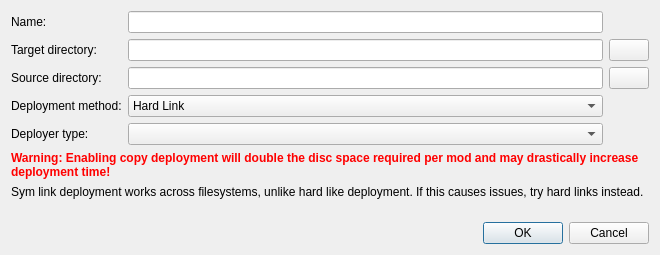
This is src/ui/adddeployerdialog.ui in limo-app/limo as Qt 5 draws it before an edit. The edited form follows.
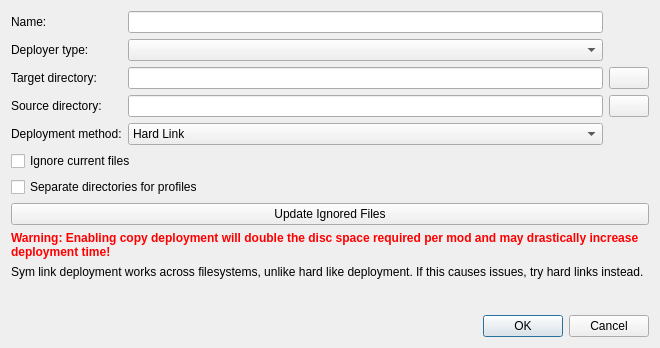
This is the edited form. Icons and pictures are not drawn. Custom widgets are drawn as their Qt base class.

Commit message: add reverse deployer

What changed in the file:
```diff
--- a/src/ui/adddeployerdialog.ui
+++ b/src/ui/adddeployerdialog.ui
@@ -7,45 +7,28 @@
     <x>0</x>
     <y>0</y>
     <width>660</width>
-    <height>255</height>
+    <height>348</height>
    </rect>
   </property>
   <property name="windowTitle">
    <string>New Deployer</string>
   </property>
-  <layout class="QGridLayout" name="gridLayout_2">
-   <item row="1" column="0" colspan="3">
-    <widget class="QLabel" name="warning_label">
-     <property name="text">
-      <string>&lt;!DOCTYPE HTML PUBLIC &quot;-//W3C//DTD HTML 4.0//EN&quot; &quot;http://www.w3.org/TR/REC-html40/strict.dtd&quot;&gt;
-&lt;html&gt;&lt;head&gt;&lt;meta name=&quot;qrichtext&quot; content=&quot;1&quot; /&gt;&lt;meta charset=&quot;utf-8&quot; /&gt;&lt;style type=&quot;text/css&quot;&gt;
-p, li { white-space: pre-wrap; }
-hr { height: 1px; border-width: 0; }
-li.unchecked::marker { content: &quot;\2610&quot;; }
-li.checked::marker { content: &quot;\2612&quot;; }
-&lt;/style&gt;&lt;/head&gt;&lt;body style=&quot; font-family:'Sans Serif'; font-size:9pt; font-weight:400; font-style:normal;&quot;&gt;
-&lt;p style=&quot; margin-top:0px; margin-bottom:0px; margin-left:0px; margin-right:0px; -qt-block-indent:0; text-indent:0px;&quot;&gt;&lt;span style=&quot; font-weight:700; color:#ff0000;&quot;&gt;Warning: Enabling copy deployment will double the disc space required per mod and may drastically increase deployment time!&lt;/span&gt;&lt;/p&gt;&lt;/body&gt;&lt;/html&gt;</string>
-     </property>
-     <property name="wordWrap">
-      <bool>true</bool>
-     </property>
-     <property name="textInteractionFlags">
-      <set>Qt::LinksAccessibleByMouse</set>
-     </property>
-    </widget>
-   </item>
-   <item row="0" column="0" colspan="3">
+  <layout class="QVBoxLayout" name="verticalLayout">
+   <item>
     <layout class="QGridLayout" name="gridLayout">
+     <item row="3" column="2">
+      <widget class="ValidatingLineEdit" name="source_path_field"/>
+     </item>
      <item row="3" column="0">
-      <widget class="QLabel" name="method_label">
-       <property name="toolTip">
-        <string>Determines how files will be deployed.</string>
-       </property>
+      <widget class="QLabel" name="source_dir_label">
        <property name="text">
-        <string>Deployment method:</string>
+        <string>Source directory:</string>
        </property>
       </widget>
      </item>
+     <item row="2" column="2">
+      <widget class="ValidatingLineEdit" name="path_field"/>
+     </item>
      <item row="0" column="0">
       <widget class="QLabel" name="label">
        <property name="toolTip">
@@ -56,7 +39,7 @@
        </property>
       </widget>
      </item>
-     <item row="1" column="0">
+     <item row="2" column="0">
       <widget class="QLabel" name="label_2">
        <property name="toolTip">
         <string>This is where installed mods will be deployed to</string>
@@ -66,21 +49,17 @@
        </property>
       </widget>
      </item>
-     <item row="4" column="2">
-      <widget class="QComboBox" name="type_box"/>
+     <item row="1" column="0">
+      <widget class="QLabel" name="label_4">
+       <property name="toolTip">
+        <string>Determines how mods will be deployed</string>
+       </property>
+       <property name="text">
+        <string>Deployer type:</string>
+       </property>
+      </widget>
      </item>
      <item row="2" column="3">
-      <widget class="QPushButton" name="source_picker_button">
-       <property name="text">
-        <string/>
-       </property>
-       <property name="icon">
-        <iconset theme="folder-open">
-         <normaloff>.</normaloff>.</iconset>
-       </property>
-      </widget>
-     </item>
-     <item row="1" column="3">
       <widget class="QPushButton" name="file_picker_button">
        <property name="toolTip">
         <string>Pick target directory</string>
@@ -89,38 +68,37 @@
         <string/>
        </property>
        <property name="icon">
-        <iconset theme="folder-open">
-         <normaloff>.</normaloff>.</iconset>
+        <iconset theme="folder-open"/>
        </property>
       </widget>
      </item>
-     <item row="0" column="2">
-      <widget class="ValidatingLineEdit" name="name_field"/>
-     </item>
      <item row="1" column="2">
-      <widget class="ValidatingLineEdit" name="path_field"/>
-     </item>
-     <item row="2" column="2">
-      <widget class="ValidatingLineEdit" name="source_path_field"/>
+      <widget class="QComboBox" name="type_box"/>
      </item>
      <item row="4" column="0">
-      <widget class="QLabel" name="label_4">
+      <widget class="QLabel" name="method_label">
        <property name="toolTip">
-        <string>Determines how mods will be deployed</string>
+        <string>Determines how files will be deployed.</string>
        </property>
        <property name="text">
-        <string>Deployer type:</string>
+        <string>Deployment method:</string>
        </property>
       </widget>
      </item>
-     <item row="2" column="0">
-      <widget class="QLabel" name="source_dir_label">
+     <item row="3" column="3">
+      <widget class="QPushButton" name="source_picker_button">
        <property name="text">
-        <string>Source directory:</string>
+        <string/>
        </property>
+       <property name="icon">
+        <iconset theme="folder-open"/>
+       </property>
       </widget>
      </item>
-     <item row="3" column="2">
+     <item row="0" column="2">
+      <widget class="ValidatingLineEdit" name="name_field"/>
+     </item>
+     <item row="4" column="2">
       <widget class="QComboBox" name="deploy_mode_box">
        <item>
         <property name="text">
@@ -141,7 +119,67 @@
      </item>
     </layout>
    </item>
-   <item row="3" column="1">
+   <item>
+    <widget class="QCheckBox" name="rev_depl_ignore_cb">
+     <property name="toolTip">
+      <string>&lt;html&gt;&lt;head/&gt;&lt;body&gt;&lt;p&gt;Adds all files currently in the target directory to a ignore list.&lt;br&gt;Does not include files managed by other deployers.&lt;/p&gt;&lt;/body&gt;&lt;/html&gt;</string>
+     </property>
+     <property name="text">
+      <string>Ignore current files</string>
+     </property>
+    </widget>
+   </item>
+   <item>
+    <widget class="QCheckBox" name="rev_depl_separate_cb">
+     <property name="toolTip">
+      <string>&lt;html&gt;&lt;head/&gt;&lt;body&gt;&lt;p&gt;Use separate directories for managed files for every profile.&lt;br&gt;This can be used to manage multiple versions of the same files.&lt;/p&gt;&lt;/body&gt;&lt;/html&gt;</string>
+     </property>
+     <property name="text">
+      <string>Separate directories for profiles</string>
+     </property>
+    </widget>
+   </item>
+   <item>
+    <widget class="QPushButton" name="rev_depl_ignore_button">
+     <property name="toolTip">
+      <string>Update the list of ignored files with all files currently in the target directory. Does not include files managed by other deployers.</string>
+     </property>
+     <property name="text">
+      <string>Update Ignored Files</string>
+     </property>
+    </widget>
+   </item>
+   <item>
+    <widget class="QLabel" name="warning_label">
+     <property name="text">
+      <string>&lt;!DOCTYPE HTML PUBLIC &quot;-//W3C//DTD HTML 4.0//EN&quot; &quot;http://www.w3.org/TR/REC-html40/strict.dtd&quot;&gt;
+&lt;html&gt;&lt;head&gt;&lt;meta name=&quot;qrichtext&quot; content=&quot;1&quot; /&gt;&lt;meta charset=&quot;utf-8&quot; /&gt;&lt;style type=&quot;text/css&quot;&gt;
+p, li { white-space: pre-wrap; }
+hr { height: 1px; border-width: 0; }
+li.unchecked::marker { content: &quot;\2610&quot;; }
+li.checked::marker { content: &quot;\2612&quot;; }
+&lt;/style&gt;&lt;/head&gt;&lt;body style=&quot; font-family:'Sans Serif'; font-size:9pt; font-weight:400; font-style:normal;&quot;&gt;
+&lt;p style=&quot; margin-top:0px; margin-bottom:0px; margin-left:0px; margin-right:0px; -qt-block-indent:0; text-indent:0px;&quot;&gt;&lt;span style=&quot; font-weight:700; color:#ff0000;&quot;&gt;Warning: Enabling copy deployment will double the disc space required per mod and may drastically increase deployment time!&lt;/span&gt;&lt;/p&gt;&lt;/body&gt;&lt;/html&gt;</string>
+     </property>
+     <property name="wordWrap">
+      <bool>true</bool>
+     </property>
+     <property name="textInteractionFlags">
+      <set>Qt::LinksAccessibleByMouse</set>
+     </property>
+    </widget>
+   </item>
+   <item>
+    <widget class="QLabel" name="sym_link_label">
+     <property name="text">
+      <string>Sym link deployment works across filesystems, unlike hard like deployment. If this causes issues, try hard links instead.</string>
+     </property>
+     <property name="wordWrap">
+      <bool>true</bool>
+     </property>
+    </widget>
+   </item>
+   <item>
     <spacer name="verticalSpacer">
      <property name="orientation">
       <enum>Qt::Vertical</enum>
@@ -154,7 +192,7 @@
      </property>
     </spacer>
    </item>
-   <item row="4" column="2">
+   <item>
     <widget class="QDialogButtonBox" name="buttonBox">
      <property name="orientation">
       <enum>Qt::Horizontal</enum>
@@ -164,16 +202,6 @@
      </property>
     </widget>
    </item>
-   <item row="2" column="0" colspan="3">
-    <widget class="QLabel" name="sym_link_label">
-     <property name="text">
-      <string>Sym link deployment works across filesystems, unlike hard like deployment. If this causes issues, try hard links instead.</string>
-     </property>
-     <property name="wordWrap">
-      <bool>true</bool>
-     </property>
-    </widget>
-   </item>
   </layout>
  </widget>
  <customwidgets>
```
The commit also changes 98 other files.
